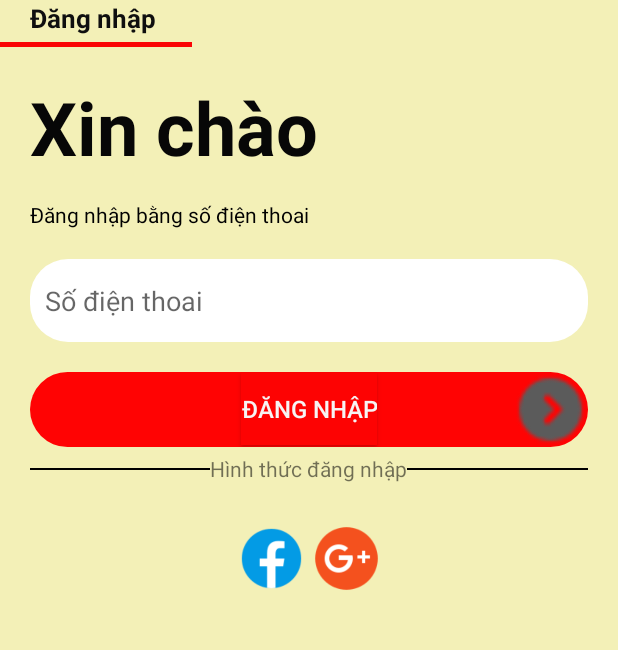
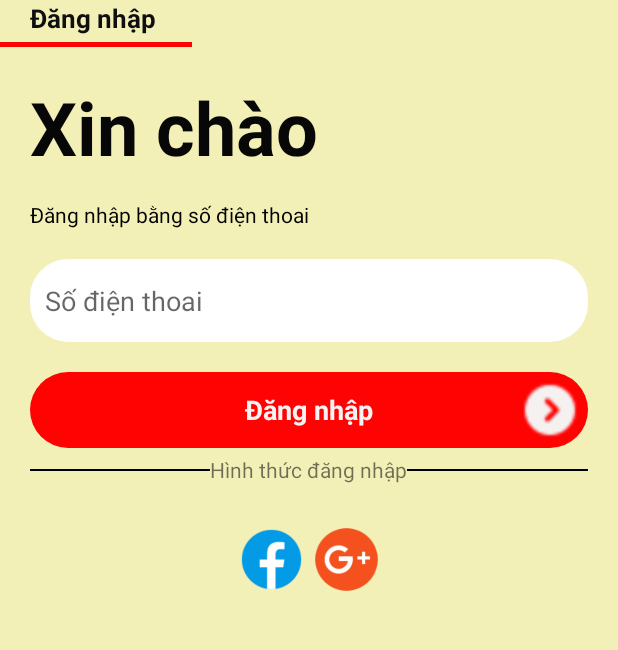
Before and after one commit to TRUNGDONG97/androidTutorial, an Android app: the screen it shows after launch (MainActivity), on a phone screen of 412 x 824 dp, the part 414-1064 px from its top. Run offline under Robolectric (Android 15) with nearby library versions, the phone set to English and light mode, and no system bars.

Commit message:
relative layout and object

```diff
--- a/HelloWord/app/src/main/java/com/example/helloword/MainActivity.java
+++ b/HelloWord/app/src/main/java/com/example/helloword/MainActivity.java
@@ -2,6 +2,7 @@ package com.example.helloword;
 
 import android.support.v7.app.AppCompatActivity;
 import android.os.Bundle;
+import android.widget.Toast;
 
 public class MainActivity extends AppCompatActivity {
 
@@ -9,5 +10,17 @@ public class MainActivity extends AppCompatActivity {
     protected void onCreate(Bundle savedInstanceState) {
         super.onCreate( savedInstanceState );
         setContentView( R.layout.activity_main );
+
+        //taodoi tuong tu khuon Student
+        //b1 khai bao
+        Student sv1;
+        sv1=new Student();
+        sv1.name = "Le Trung Dong";
+        sv1.age=22;
+        sv1.schoolName="Unknown";
+        sv1.id=122272987;
+
+        Toast.makeText( this, sv1.name, Toast.LENGTH_SHORT ).show();
+
     }
 }
--- /dev/null
+++ b/HelloWord/app/src/main/java/com/example/helloword/Student.java
@@ -0,0 +1,13 @@
+package com.example.helloword;
+
+public class Student {
+    String name;
+    int age;
+    String  schoolName;
+    int id;
+
+
+
+
+
+}
--- /dev/null
+++ b/HelloWord/app/src/main/res/drawable/login_btn_selectable_bg.xml
@@ -0,0 +1,5 @@
+<?xml version="1.0" encoding="utf-8"?>
+<selector xmlns:android="http://schemas.android.com/apk/res/android">
+    <item android:drawable="@drawable/login_btn_selected_bg" android:state_pressed="true"></item>
+    <item android:drawable="@drawable/login_btn_bg" ></item>
+</selector>
--- /dev/null
+++ b/HelloWord/app/src/main/res/drawable/login_btn_selected_bg.xml
@@ -0,0 +1,5 @@
+<shape xmlns:android="http://schemas.android.com/apk/res/android"
+    android:shape="rectangle">
+    <solid android:color="#500A0A"></solid>
+    <corners android:radius="25dp"></corners>
+</shape>
--- a/HelloWord/app/src/main/res/layout/activity_main.xml
+++ b/HelloWord/app/src/main/res/layout/activity_main.xml
@@ -63,27 +63,31 @@
         android:paddingVertical="15dp" />
 
     <RelativeLayout
+        android:clickable="true"
         android:layout_width="match_parent"
-        android:layout_height="50dp"
+        android:layout_height="wrap_content"
         android:layout_marginHorizontal="20dp"
-        android:background="@drawable/login_btn_bg">
+        android:background="@drawable/login_btn_selectable_bg"
+        >
 
-        <Button
+        <TextView
             android:layout_width="wrap_content"
             android:layout_height="wrap_content"
             android:layout_centerInParent="true"
             android:background="#FD0303"
             android:text="Đăng nhập"
-            android:textColor="#F7F4F4"
-            android:textSize="16sp"
-
+            android:textSize="18sp"
+            android:textStyle="bold"
+            android:textColor="#F7F2F2"
             />
 
         <ImageView
-            android:layout_width="50dp"
-            android:layout_height="50dp"
+            android:layout_width="40dp"
+            android:layout_height="40dp"
             android:layout_alignParentRight="true"
-            android:src="@drawable/circled_right" />
+            android:src="@drawable/ic_arrow_right"
+            android:layout_margin="5dp"
+            android:tint="#F5F1F1"/>
 
     </RelativeLayout>
 
--- /dev/null
+++ b/HelloWord/app/src/main/res/layout/test_layout.xml
@@ -0,0 +1,24 @@
+<RelativeLayout xmlns:android="http://schemas.android.com/apk/res/android"
+    android:layout_width="match_parent"
+    android:layout_height="match_parent"
+    android:background="#ff0">
+
+    <View
+        android:id="@+id/v_blue"
+        android:layout_width="100dp"
+        android:layout_height="100dp"
+        android:background="#00f">
+
+    </View>
+
+    <View
+        android:layout_width="90dp"
+        android:layout_height="90dp"
+        android:background="#C800FF"
+        android:layout_centerInParent="true"
+        >
+
+    </View>
+
+
+</RelativeLayout>
```
Also changed, not shown: HelloWord/app/src/main/res/drawable/ic_arrow_right.png (renamed from HelloWord/app/src/main/res/drawable/circled_right.png).
